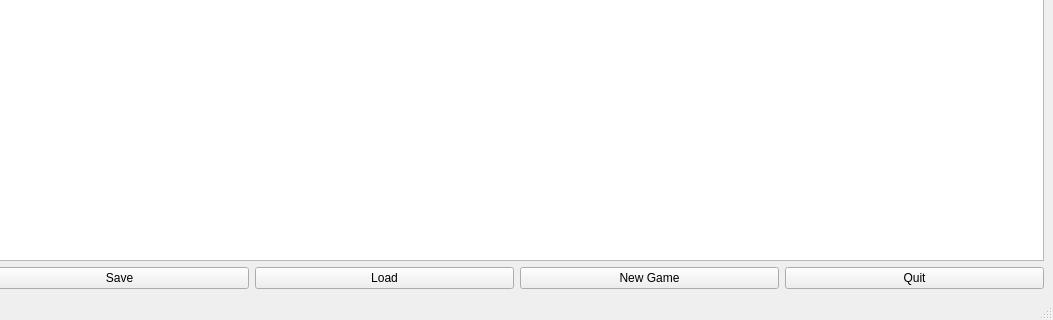
Old version of the form Code/StoneAge/mainwindow.ui in the repository Scuffed-Boardgames/Qt-StoneAge; both pictures show x 289 to 1342 and y 387 to 707 of the 1342 by 707 pixel window.
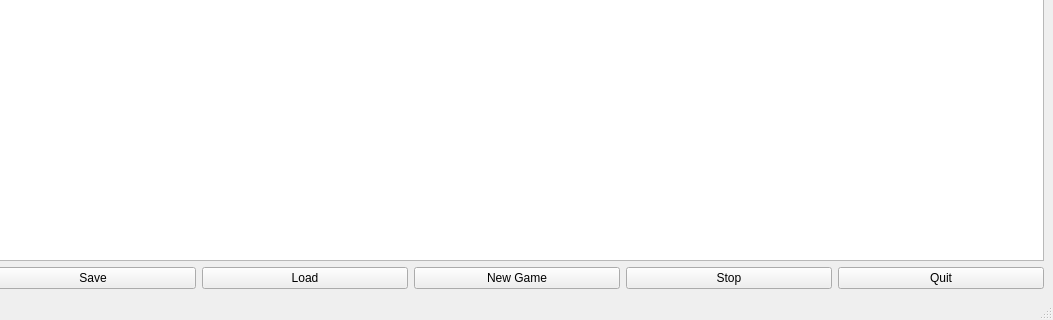
New version of the form.

```diff
--- a/Code/StoneAge/mainwindow.ui
+++ b/Code/StoneAge/mainwindow.ui
@@ -69,6 +69,13 @@
           </property>
          </widget>
         </item>
+        <item>
+         <widget class="QPushButton" name="stopButton">
+          <property name="text">
+           <string>Stop</string>
+          </property>
+         </widget>
+        </item>
         <item>
          <widget class="QPushButton" name="quitButton">
           <property name="text">
```
